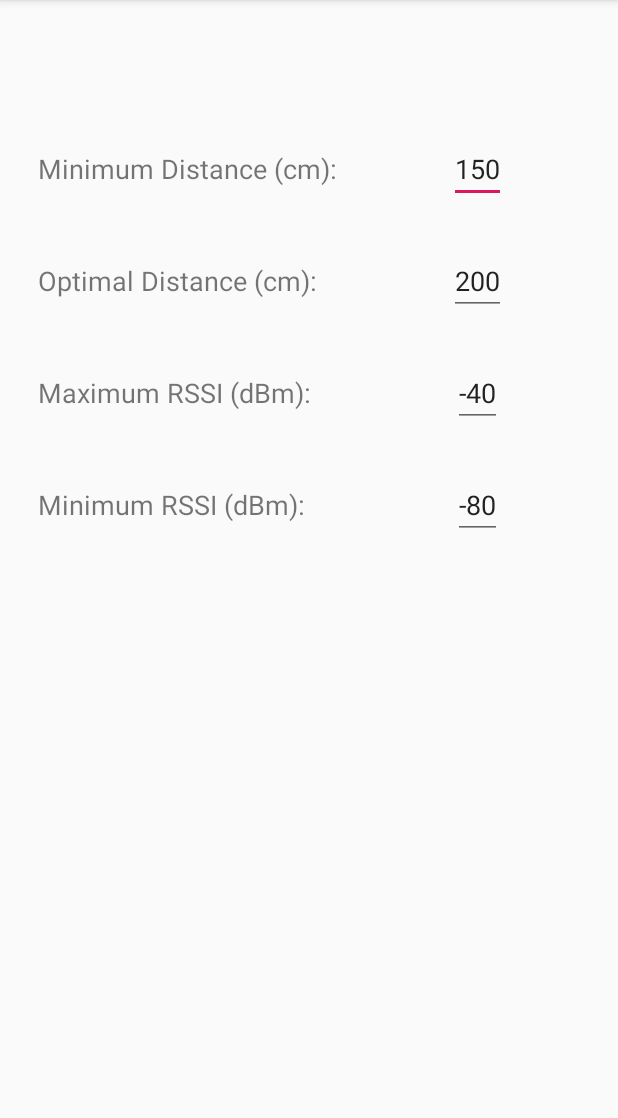
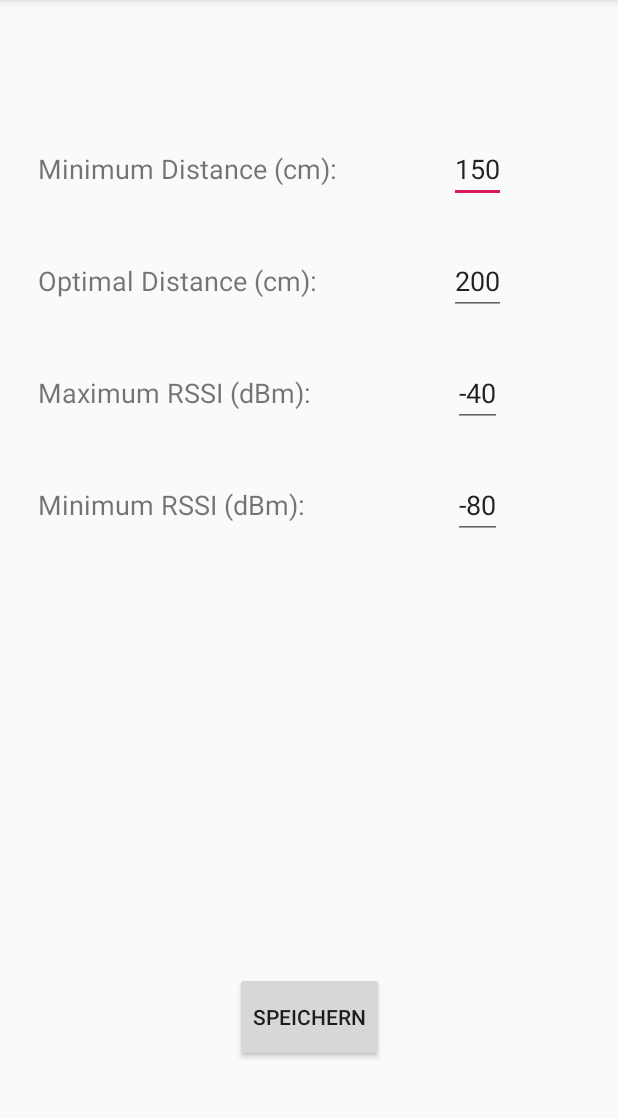
Before and after one commit to wesselww/12_Social_Distancing_Smart_Distance, an Android app: the screen it shows after launch (Settings), after a tap on "SETTINGS", on a phone screen of 412 x 824 dp, the part 84-1202 px from its top. Run offline under Robolectric (Android 15) with nearby library versions, the phone set to English and light mode, and no system bars.

Commit message:
add settings

```diff
--- a/app/src/main/java/de/wirvsvirus/smart_distance_control/MainActivity.java
+++ b/app/src/main/java/de/wirvsvirus/smart_distance_control/MainActivity.java
@@ -1,6 +1,5 @@
 package de.wirvsvirus.smart_distance_control;
 
-import androidx.appcompat.app.ActionBar;
 import androidx.appcompat.app.AlertDialog;
 import androidx.appcompat.app.AppCompatActivity;
 import androidx.appcompat.widget.Toolbar;
@@ -12,6 +11,7 @@ import android.content.Context;
 import android.content.DialogInterface;
 import android.content.Intent;
 import android.content.IntentFilter;
+import android.content.SharedPreferences;
 import android.os.Bundle;
 import android.os.CountDownTimer;
 import android.view.Menu;
@@ -22,7 +22,14 @@ import android.widget.Toast;
 
 public class MainActivity extends AppCompatActivity {
 
+    public static final String APP_TAG = "smartdistancecontrol" ;
+
     private AlarmManager alarmManager;
+
+    private int tvMinDistance = 0;
+    private int tvOptDistance = 0;
+    private int tvMaxRSSI = 0;
+    private int tvMinRSSI = 0;
 
 
     private BluetoothAdapter BTAdapter;
@@ -34,7 +41,8 @@ public class MainActivity extends AppCompatActivity {
             if (BluetoothDevice.ACTION_FOUND.equals(action)) {
                 BluetoothDevice device = intent.getParcelableExtra(BluetoothDevice.EXTRA_DEVICE);
                 int rssi = intent.getShortExtra(BluetoothDevice.EXTRA_RSSI, Short.MIN_VALUE);
-                RSSI2DISTANCE rssi2distance = new RSSI2DISTANCE(1.5, 2.5);
+                //RSSI2DISTANCE rssi2distance = new RSSI2DISTANCE(1.5, 2.5);
+                RSSI2DISTANCE rssi2distance = new RSSI2DISTANCE(tvMinDistance / 100, tvOptDistance / 100);
                 alarmManager.checkDistance((int) (rssi2distance.getDistance(rssi)));
                 Toast.makeText(getApplicationContext(), "Device Name:" + device.getName() + "  RSSI: " + rssi + "dBm " + "Abstand: " + rssi2distance.getDistance(rssi) + "cm", Toast.LENGTH_SHORT).show();
             }
@@ -46,9 +54,10 @@ public class MainActivity extends AppCompatActivity {
         super.onCreate(savedInstanceState);
         setContentView(R.layout.activity_main);
 
+        initSettings();
+
         Toolbar toolbar = findViewById(R.id.toolbar);
         setSupportActionBar(toolbar);
-        ActionBar actionBar = getSupportActionBar();
         this.BTAdapter = BluetoothAdapter.getDefaultAdapter();
 
 
@@ -122,4 +131,20 @@ public class MainActivity extends AppCompatActivity {
         return true;
     }
 
+    public void onResume() {
+        super.onResume();
+
+        initSettings();
+    }
+
+    private void initSettings() {
+
+        SharedPreferences settings = getSharedPreferences(MainActivity.APP_TAG, MODE_PRIVATE);
+
+        tvMinDistance = settings.getInt("tvMinDistance", 150);
+        tvOptDistance = settings.getInt("tvOptDistance", 200);
+        tvMaxRSSI = settings.getInt("tvMaxRSSI", -40);
+        tvMinRSSI = settings.getInt("tvMinRSSI", -80);
+    }
+
 }
--- a/app/src/main/java/de/wirvsvirus/smart_distance_control/RSSI2DISTANCE.java
+++ b/app/src/main/java/de/wirvsvirus/smart_distance_control/RSSI2DISTANCE.java
@@ -10,9 +10,7 @@ public class RSSI2DISTANCE {
    enum Farbe{
        rot,gelb,gruen;
    }
-    public  RSSI2DISTANCE(){
-        this(150,250);
-    }
+
     public  RSSI2DISTANCE(double lowerTreshold, double upperTreshhold){
         this.lowerTreshold = lowerTreshold;
         this.upperTreshhold = upperTreshhold;
--- a/app/src/main/java/de/wirvsvirus/smart_distance_control/Settings.java
+++ b/app/src/main/java/de/wirvsvirus/smart_distance_control/Settings.java
@@ -4,12 +4,21 @@ import androidx.appcompat.app.ActionBar;
 import androidx.appcompat.app.AppCompatActivity;
 import androidx.appcompat.widget.Toolbar;
 
-import android.content.Intent;
+import android.content.SharedPreferences;
 import android.os.Bundle;
 import android.view.Menu;
 import android.view.MenuItem;
+import android.view.View;
+import android.widget.EditText;
 
 public class Settings extends AppCompatActivity {
+
+    SharedPreferences settings;
+
+    EditText MinDistance;
+    EditText OptDistance;
+    EditText MaxRSSI;
+    EditText MinRSSI;
 
     @Override
     protected void onCreate(Bundle savedInstanceState) {
@@ -18,10 +27,31 @@ public class Settings extends AppCompatActivity {
         Toolbar toolbar = findViewById(R.id.toolbar);
         setSupportActionBar(toolbar);
 
+        settings = getSharedPreferences(MainActivity.APP_TAG, MODE_PRIVATE);
+
+        initFormValues();
         ActionBar actionBar = getSupportActionBar();
         actionBar.setDisplayHomeAsUpEnabled(true);
         actionBar.setHomeButtonEnabled(true);
     }
+
+    private void initFormValues() {
+        int tvMinDistance = settings.getInt("tvMinDistance", 150);
+        int tvOptDistance = settings.getInt("tvOptDistance", 200);
+        int tvMaxRSSI = settings.getInt("tvMaxRSSI", -40);
+        int tvMinRSSI = settings.getInt("tvMinRSSI", -80);
+
+        MinDistance = findViewById(R.id.tvMinDistance);
+        OptDistance = findViewById(R.id.tvOptDistance);
+        MaxRSSI = findViewById(R.id.tvMaxRSSI);
+        MinRSSI = findViewById(R.id.tvMinRSSI);
+
+        MinDistance.setText(String.valueOf(tvMinDistance));
+        OptDistance.setText(String.valueOf(tvOptDistance));
+        MaxRSSI.setText(String.valueOf(tvMaxRSSI));
+        MinRSSI.setText(String.valueOf(tvMinRSSI));
+    }
+
     @Override
     public boolean onCreateOptionsMenu(Menu menu) {
         // Inflate the menu; this adds items to the action bar if it is present.
@@ -32,11 +62,58 @@ public class Settings extends AppCompatActivity {
     }
     @Override
     public boolean onOptionsItemSelected(MenuItem item) {
-        switch (item.getItemId()){
-            default:
-                startActivity(new Intent(Settings.this, MainActivity.class));
+        switch (item.getItemId()) {
+            case android.R.id.home:
+                finish();
                 break;
         }
         return true;
     }
+
+    public void save(View v) {
+
+        SharedPreferences.Editor editor = settings.edit();
+
+        int tvMinDistance = 0;
+        int tvOptDistance = 0;
+        int tvMaxRSSI = 0;
+        int tvMinRSSI = 0;
+
+        try {
+            tvMinDistance = Integer.parseInt(MinDistance.getText().toString());
+        } catch (Exception ex) {}
+
+        try {
+            tvOptDistance = Integer.parseInt(OptDistance.getText().toString());
+        } catch (Exception ex) {}
+
+        try {
+            tvMaxRSSI = Integer.parseInt(MaxRSSI.getText().toString());
+        } catch (Exception ex) {}
+
+        try {
+            tvMinRSSI = Integer.parseInt(MinRSSI.getText().toString());
+        } catch (Exception ex) {}
+
+        if (tvMinDistance != 0 ){
+            editor.putInt("tvMinDistance", tvMinDistance);
+        }
+
+        if (tvOptDistance != 0 ){
+            editor.putInt("tvOptDistance", tvOptDistance);
+        }
+
+        if (tvMaxRSSI != 0 ){
+            editor.putInt("tvMaxRSSI", tvMaxRSSI);
+        }
+
+        if (tvMinRSSI != 0 ){
+            editor.putInt("tvMinRSSI", tvMinRSSI);
+        }
+
+        editor.commit();
+
+        finish();
+
+    }
 }
--- a/app/src/main/res/layout/activity_main.xml
+++ b/app/src/main/res/layout/activity_main.xml
@@ -27,6 +27,7 @@
         android:layout_height="60dp"
         android:layout_marginTop="20dp"
         android:onClick="alarmbutton"
+        android:visibility="gone"
         app:layout_constraintLeft_toLeftOf="parent"
         app:layout_constraintRight_toRightOf="parent"
         app:layout_constraintTop_toBottomOf="@+id/headline"
@@ -39,7 +40,8 @@
         android:src="@drawable/bell_green"
         app:layout_constraintLeft_toLeftOf="parent"
         app:layout_constraintRight_toRightOf="parent"
-        app:layout_constraintTop_toBottomOf="@+id/button_ring"
+        app:layout_constraintTop_toTopOf="parent"
+        app:layout_constraintBottom_toBottomOf="parent"
         />
 
 </androidx.constraintlayout.widget.ConstraintLayout>
--- a/app/src/main/res/layout/activity_settings.xml
+++ b/app/src/main/res/layout/activity_settings.xml
@@ -55,7 +55,6 @@
         android:id="@+id/tvMinDistance"
         android:layout_width="wrap_content"
         android:layout_height="wrap_content"
-        android:text="150"
         android:textSize="18sp"
         app:layout_constraintBottom_toBottomOf="@+id/textView2"
         app:layout_constraintEnd_toEndOf="parent"
@@ -67,7 +66,6 @@
         android:id="@+id/tvOptDistance"
         android:layout_width="wrap_content"
         android:layout_height="wrap_content"
-        android:text="200"
         android:textSize="18sp"
         app:layout_constraintBottom_toBottomOf="@+id/textView3"
         app:layout_constraintEnd_toEndOf="@+id/tvMinDistance"
@@ -77,7 +75,6 @@
         android:id="@+id/tvMaxRSSI"
         android:layout_width="wrap_content"
         android:layout_height="wrap_content"
-        android:text="-40"
         android:textSize="18sp"
         app:layout_constraintBottom_toBottomOf="@+id/textView4"
         app:layout_constraintEnd_toEndOf="@+id/tvMinDistance"
@@ -87,12 +84,22 @@
         android:id="@+id/tvMinRSSI"
         android:layout_width="wrap_content"
         android:layout_height="wrap_content"
-        android:text="-80"
         android:textSize="18sp"
         app:layout_constraintBottom_toBottomOf="@+id/textView5"
         app:layout_constraintEnd_toEndOf="@+id/tvMinDistance"
         app:layout_constraintStart_toStartOf="@+id/tvMinDistance"
         app:layout_constraintTop_toTopOf="@+id/textView5" />
 
+    <Button
+        android:layout_width="wrap_content"
+        android:layout_height="60dp"
+        android:text="Speichern"
+        app:layout_constraintBottom_toBottomOf="parent"
+        app:layout_constraintEnd_toEndOf="parent"
+        app:layout_constraintStart_toStartOf="parent"
+        android:layout_marginBottom="60dp"
+        android:onClick="save"
+        />
+
 
 </androidx.constraintlayout.widget.ConstraintLayout>
```
